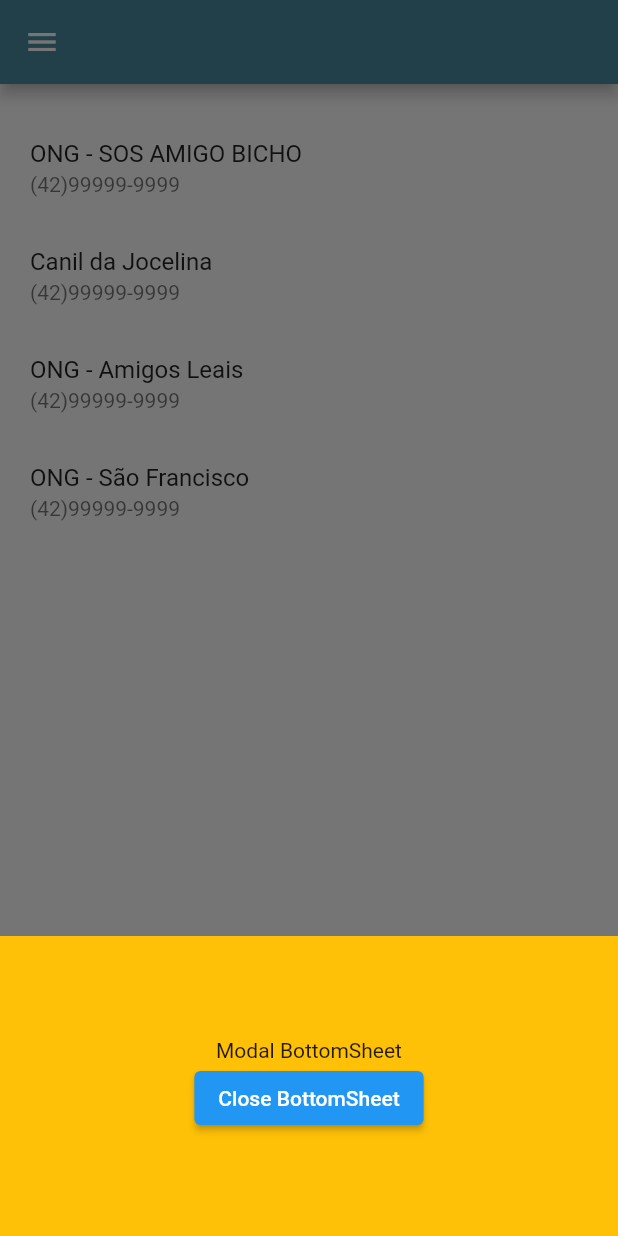
After one commit to daianemattos/tcc, a Flutter app: the OngsFavoritas screen opened directly, after a tap on "ONG - SOS AMIGO BICHO", on a phone screen of 412 x 824 dp. The commit adds this screen. Run offline on Flutter 3.47's test engine with Material 2 defaults, Android fonts, the phone set to English and light mode, and no system bars; our stand-ins replace carousel_slider, cloud_firestore, firebase_auth, firebase_core, font_awesome_flutter, smooth_page_indicator and 1 more; accounts and stored records are empty.

Commit message:
Adicionadas telas MeusPets e OngsFavoritas + Adição e remoção de itens do menu

```diff
--- /dev/null
+++ b/lib/OngsFavoritas.dart
@@ -0,0 +1,85 @@
+import 'package:flutter/material.dart';
+
+import 'Padrao/PdAppBar.dart';
+import 'Padrao/PdDrawer.dart';
+
+class OngsFavoritas extends StatefulWidget {
+  const OngsFavoritas({Key key}) : super(key: key);
+
+  @override
+  State<OngsFavoritas> createState() => _OngsFavoritasState();
+}
+
+class _OngsFavoritasState extends State<OngsFavoritas> {
+  @override
+  Widget build(BuildContext context) {
+    return Scaffold(
+
+        backgroundColor: Colors.white,
+        appBar: AppBarPadrao(),
+        drawer: DrawerPadrao(),
+        body: SingleChildScrollView(
+            child: Container(
+                padding: EdgeInsets.all(20),
+                child: Center(
+                  child: Column(
+                      children: [
+
+                          ListTile(
+                            contentPadding: EdgeInsets.all(0),
+                            title: Text("ONG - SOS AMIGO BICHO"),
+                            subtitle: Text("(42)99999-9999"),
+
+                            onTap: () {
+
+                              showModalBottomSheet<void>(
+                                context: context,
+                                builder: (BuildContext context) {
+                                  return Container(
+                                    height: 200,
+                                    color: Colors.amber,
+                                    child: Center(
+                                      child: Column(
+                                        mainAxisAlignment: MainAxisAlignment.center,
+                                        mainAxisSize: MainAxisSize.min,
+                                        children: <Widget>[
+                                          const Text('Modal BottomSheet'),
+                                          ElevatedButton(
+                                            child: const Text('Close BottomSheet'),
+                                            onPressed: () => Navigator.pop(context),
+                                          )
+                                        ],
+                                      ),
+                                    ),
+                                  );
+                                },
+                              );
+                            }
+                          ),
+
+                          ListTile(
+                            contentPadding: EdgeInsets.all(0),
+                            title: Text("Canil da Jocelina"),
+                            subtitle: Text("(42)99999-9999"),
+                          ),
+
+                          ListTile(
+                            contentPadding: EdgeInsets.all(0),
+                            title: Text("ONG - Amigos Leais"),
+                            subtitle: Text("(42)99999-9999"),
+                          ),
+
+                          ListTile(
+                            contentPadding: EdgeInsets.all(0),
+                            title: Text("ONG - São Francisco"),
+                            subtitle: Text("(42)99999-9999"),
+                        ),
+
+                      ],
+                  )
+                )
+            )
+        )
+    );
+  }
+}
```
Also changed, not shown: lib/MeusPets.dart (added, +94 -0 lines), lib/Padrao/PdDrawer.dart (+12 -18 lines).
